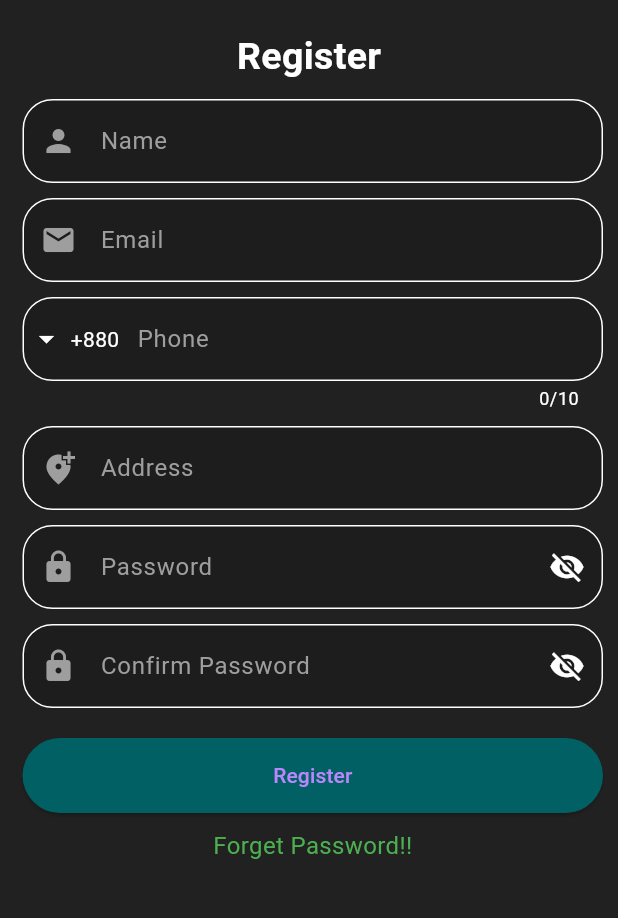
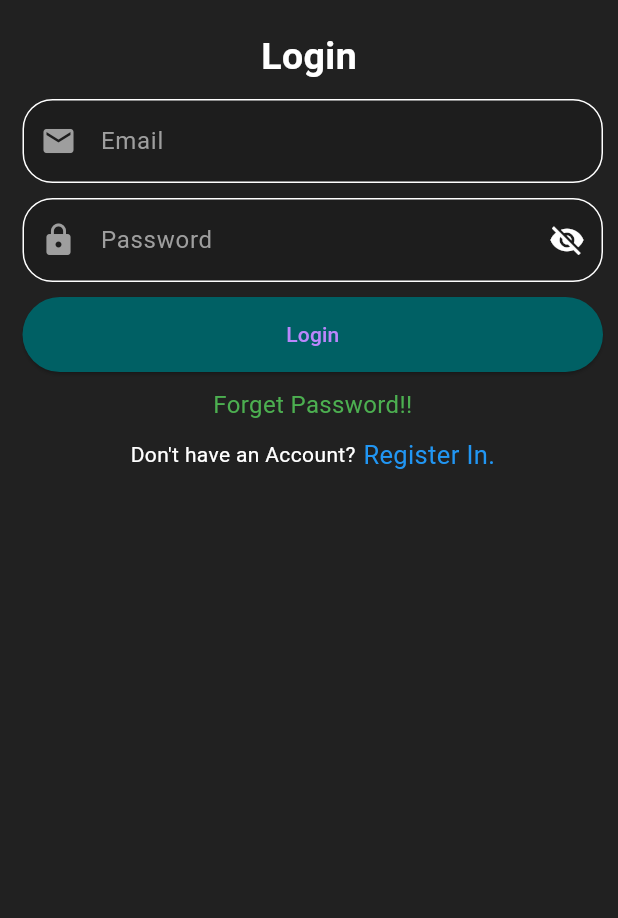
Before and after one commit to RRKawchar/uber_clone_demo_app, a Flutter app: the screen it shows after launch, on a phone screen of 412 x 824 dp, the part 300-1218 px from its top. Run offline on Flutter 3.47's test engine with Material 3 defaults, Android fonts, the phone set to English and light mode, and no system bars; drawn by our look-alikes of intl_phone_field; our stand-ins replace email_validator, firebase_auth, firebase_core, firebase_database, fluttertoast; accounts and stored records are empty.

Commit message:
add login screen

```diff
--- a/lib/main.dart
+++ b/lib/main.dart
@@ -1,7 +1,8 @@
 import 'package:firebase_core/firebase_core.dart';
 import 'package:flutter/material.dart';
 import 'package:uber_clone_demo/src/core/theme/app_theme.dart';
-import 'package:uber_clone_demo/src/features/auth/view/registers_screen.dart';
+import 'package:uber_clone_demo/src/features/auth/view/screens/registers_screen.dart';
+import 'package:uber_clone_demo/src/features/splash/view/screen/splash_screen.dart';
 import 'firebase_options.dart';
 
 
@@ -24,7 +25,7 @@ class MyApp extends StatelessWidget {
       themeMode: ThemeMode.system,
       theme: AppTheme.lightTheme,
        darkTheme: AppTheme.darkTheme,
-      home: RegisterScreen(),
+      home: const SplashScreen(),
     );
   }
 }
--- /dev/null
+++ b/lib/src/core/globle/global.dart
@@ -0,0 +1,8 @@
+import 'package:firebase_auth/firebase_auth.dart';
+import 'package:uber_clone_demo/src/features/auth/model/user_model.dart';
+
+final FirebaseAuth firebaseAuth=FirebaseAuth.instance;
+
+User? currentUser;
+
+UserModel? userModelCurrentInfo;
--- /dev/null
+++ b/lib/src/features/auth/view/screens/login_screen.dart
@@ -0,0 +1,226 @@
+import 'package:email_validator/email_validator.dart';
+import 'package:flutter/material.dart';
+import 'package:flutter/services.dart';
+import 'package:fluttertoast/fluttertoast.dart';
+import 'package:uber_clone_demo/src/core/asset/app_assets.dart';
+import 'package:uber_clone_demo/src/core/globle/global.dart';
+import 'package:uber_clone_demo/src/features/auth/view/screens/forget_password_screen.dart';
+import 'package:uber_clone_demo/src/features/main/view/screen/main_screen.dart';
+
+class LoginScreen extends StatefulWidget {
+  const LoginScreen({super.key});
+
+  @override
+  State<LoginScreen> createState() => _LoginScreenState();
+}
+
+class _LoginScreenState extends State<LoginScreen> {
+  final emailController = TextEditingController();
+  final passController = TextEditingController();
+
+  final _formKey = GlobalKey<FormState>();
+  bool _passwordVisible = false;
+
+  _submit() async {
+    if (_formKey.currentState!.validate()) {
+      await firebaseAuth
+          .signInWithEmailAndPassword(
+              email: emailController.text, password: passController.text)
+          .then((auth) async {
+        currentUser = auth.user;
+
+        Fluttertoast.showToast(msg: "Login Successfully!");
+        Navigator.push(
+            context, MaterialPageRoute(builder: (c) => const MainScreen()));
+      }).catchError((onError) {
+        Fluttertoast.showToast(msg: "Error Occurred! :\n $onError");
+      });
+    } else {
+      Fluttertoast.showToast(msg: "Not all Failed are valid");
+    }
+  }
+
+  @override
+  Widget build(BuildContext context) {
+    return GestureDetector(
+      onTap: () {
+        FocusScope.of(context).unfocus();
+      },
+      child: Scaffold(
+        body: ListView(
+          padding: const EdgeInsets.all(0),
+          children: [
+            Image.asset(
+              AppAssets.registerTopLogo,
+              height: 200,
+            ),
+            const SizedBox(height: 20),
+            const Center(
+              child: Text(
+                "Login",
+                style: TextStyle(fontSize: 25, fontWeight: FontWeight.bold),
+              ),
+            ),
+            Padding(
+              padding: const EdgeInsets.only(left: 15, right: 10, top: 10),
+              child: Column(
+                crossAxisAlignment: CrossAxisAlignment.center,
+                children: [
+                  Form(
+                    key: _formKey,
+                    child: Column(
+                      crossAxisAlignment: CrossAxisAlignment.center,
+                      mainAxisAlignment: MainAxisAlignment.center,
+                      children: [
+                        TextFormField(
+                          inputFormatters: [
+                            LengthLimitingTextInputFormatter(50),
+                          ],
+                          decoration: InputDecoration(
+                            hintText: "Email",
+                            hintStyle: const TextStyle(
+                              color: Colors.grey,
+                            ),
+                            filled: true,
+                            fillColor: Colors.black12,
+                            border: OutlineInputBorder(
+                              borderRadius: BorderRadius.circular(20),
+                              borderSide: const BorderSide(
+                                width: 0,
+                              ),
+                            ),
+                            prefixIcon: const Icon(
+                              Icons.email,
+                              color: Colors.grey,
+                            ),
+                          ),
+                          autovalidateMode: AutovalidateMode.onUserInteraction,
+                          validator: (text) {
+                            if (text == null || text.isEmpty) {
+                              return "Email Can't be Empty!!";
+                            }
+                            if (EmailValidator.validate(text) == true) {
+                              return null;
+                            }
+                            if (text.length < 2) {
+                              return "Please Enter a valid email";
+                            }
+                          },
+                          onChanged: (val) => setState(() {
+                            emailController.text = val;
+                          }),
+                        ),
+                        const SizedBox(
+                          height: 10,
+                        ),
+                        TextFormField(
+                          obscureText: !_passwordVisible,
+                          inputFormatters: [
+                            LengthLimitingTextInputFormatter(50),
+                          ],
+                          decoration: InputDecoration(
+                              hintText: "Password",
+                              hintStyle: const TextStyle(
+                                color: Colors.grey,
+                              ),
+                              filled: true,
+                              fillColor: Colors.black12,
+                              border: OutlineInputBorder(
+                                borderRadius: BorderRadius.circular(20),
+                                borderSide: const BorderSide(
+                                  width: 0,
+                                ),
+                              ),
+                              prefixIcon: const Icon(
+                                Icons.lock,
+                                color: Colors.grey,
+                              ),
+                              suffixIcon: IconButton(
+                                onPressed: () {
+                                  setState(() {
+                                    _passwordVisible = !_passwordVisible;
+                                  });
+                                },
+                                icon: Icon(_passwordVisible
+                                    ? Icons.visibility
+                                    : Icons.visibility_off),
+                              )),
+                          autovalidateMode: AutovalidateMode.onUserInteraction,
+                          validator: (text) {
+                            if (text == null || text.isEmpty) {
+                              return "Password Can't be Empty!!";
+                            }
+                            if (EmailValidator.validate(text) == true) {
+                              return null;
+                            }
+                            if (text.length < 6) {
+                              return "Password Must Be At Least 6 Characters";
+                            }
+                          },
+                          onChanged: (val) => setState(() {
+                            passController.text = val;
+                          }),
+                        ),
+                        const SizedBox(
+                          height: 10,
+                        ),
+                        ElevatedButton(
+                          style: ElevatedButton.styleFrom(
+                              backgroundColor: Colors.cyan.shade900,
+                              minimumSize: const Size(double.infinity, 50)),
+                          onPressed: () {
+                            _submit();
+                          },
+                          child: const Text("Login"),
+                        ),
+                        const SizedBox(
+                          height: 10,
+                        ),
+                        GestureDetector(
+                          onTap: () {
+                            Navigator.push(
+                                context,
+                                MaterialPageRoute(
+                                    builder: (context) =>
+                                        const ForgetPasswordScreen()));
+                          },
+                          child: const Text(
+                            "Forget Password!!",
+                            style: TextStyle(color: Colors.green, fontSize: 16),
+                          ),
+                        ),
+                        const SizedBox(
+                          height: 10,
+                        ),
+                        Row(
+                          crossAxisAlignment: CrossAxisAlignment.center,
+                          mainAxisAlignment: MainAxisAlignment.center,
+                          children: [
+                            const Text("Don't have an Account?"),
+                            const SizedBox(
+                              width: 5,
+                            ),
+                            GestureDetector(
+                              onTap: () {},
+                              child: const Text(
+                                "Register In.",
+                                style: TextStyle(
+                                  fontSize: 17,
+                                  color: Colors.blue,
+                                ),
+                              ),
+                            )
+                          ],
+                        )
+                      ],
+                    ),
+                  ),
+                ],
+              ),
+            )
+          ],
+        ),
+      ),
+    );
+  }
+}
--- a/pubspec.yaml
+++ b/pubspec.yaml
@@ -15,6 +15,11 @@ dependencies:
   firebase_core: ^2.24.0
   email_validator: ^2.1.17
   intl_phone_field: ^3.2.0
+  firebase_auth: ^4.15.0
+  firebase_messaging: ^14.7.6
+  firebase_database: ^10.3.6
+  firebase_storage: ^11.5.3
+  fluttertoast: ^8.2.4
 
 dev_dependencies:
   flutter_test:
```
Also changed, not shown: lib/src/core/assistants/assistants_methods.dart (added, +20 -0 lines), lib/src/features/auth/model/user_model.dart (added, +26 -0 lines), lib/src/features/auth/view/screens/forget_password_screen.dart (added, +119 -0 lines), lib/src/features/auth/view/screens/registers_screen.dart (renamed from lib/src/features/auth/view/registers_screen.dart, +76 -9 lines), lib/src/features/main/view/screen/main_screen.dart (added, +17 -0 lines), lib/src/features/splash/view/screen/splash_screen.dart (added, +49 -0 lines), pubspec.lock, 3 other files.
